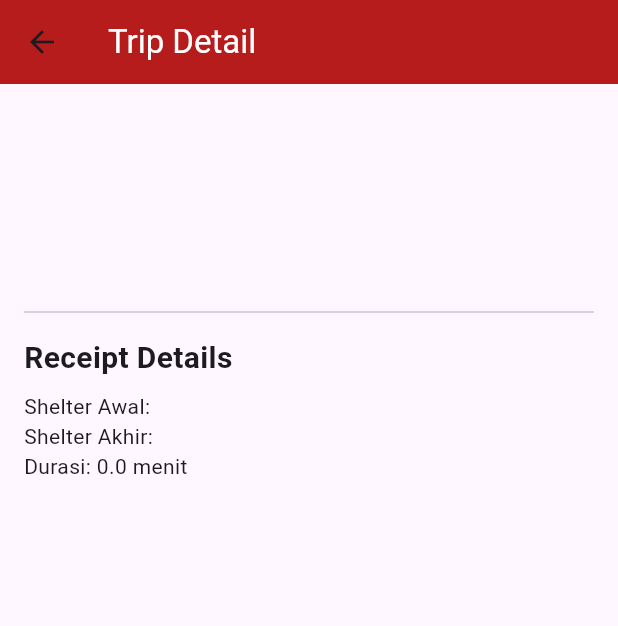
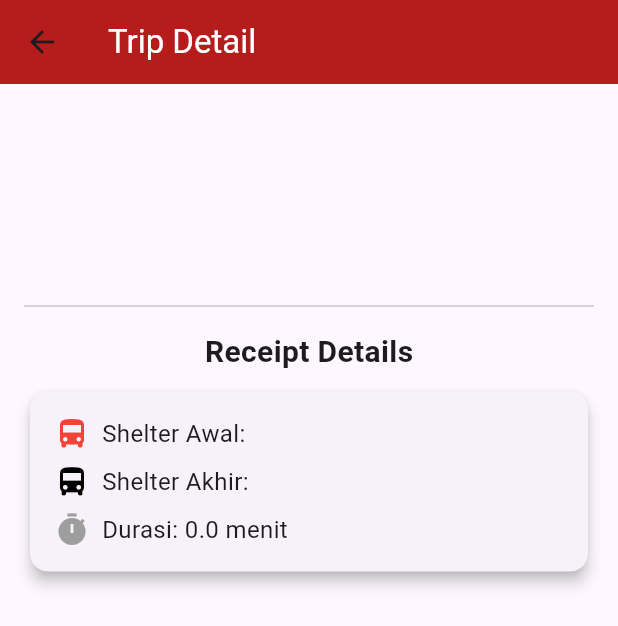
Before and after one commit to Lawson-Group/Setel-MobPro, a Flutter app: the TripDetailPage screen opened directly with empty values, on a phone screen of 412 x 824 dp. Shown: the top 626 px of the screen. Run offline on Flutter 3.47's test engine with Material 3 defaults, Android fonts, the light colour scheme and no system bars; our stand-ins replace cloud_firestore, firebase_auth, firebase_core, firebase_storage, flutter_image_slideshow, image_picker and 1 more; missing offline and left inert: flutter_barcode_scanner; accounts and stored records are empty.

Commit message:
histori update

```diff
--- a/lib/pages/history_page.dart
+++ b/lib/pages/history_page.dart
@@ -1,6 +1,4 @@
 import 'package:flutter/material.dart';
-import 'package:coba_setel/services/auth_login.dart';
-import 'package:coba_setel/pages/login_page.dart';
 import 'package:coba_setel/pages/trip_detail_page.dart';
 import 'package:cloud_firestore/cloud_firestore.dart';
 
@@ -87,7 +85,7 @@ class _TripHistoryPageState extends State<TripHistoryPage> {
       QuerySnapshot snapshot = await FirebaseFirestore.instance
           .collection('trips')
           .orderBy('date')
-          .limit(12)
+          .limit(15)
           .get();
 
       List<Trip> newTrips = snapshot.docs.map((doc) => Trip.fromFirestore(doc)).toList();
@@ -102,28 +100,12 @@ class _TripHistoryPageState extends State<TripHistoryPage> {
     }
   }
 
-  Future<void> signOut() async {
-    await Auth().signOut();
-    if (mounted) {
-      Navigator.pushReplacement(
-        context,
-        MaterialPageRoute(builder: (context) => const LoginPage()),
-      );
-    }
-  }
-
   @override
   Widget build(BuildContext context) {
     return Scaffold(
       appBar: AppBar(
         title: const Text('Trip History', style: TextStyle(color: Colors.white)),
         backgroundColor: Colors.red.shade900,
-        actions: [
-          IconButton(
-            icon: const Icon(Icons.logout),
-            onPressed: signOut,
-          ),
-        ],
       ),
       body: ListView.builder(
         controller: _scrollController,
--- a/lib/pages/trip_detail_page.dart
+++ b/lib/pages/trip_detail_page.dart
@@ -9,7 +9,7 @@ class TripDetailPage extends StatelessWidget {
 
   Future<Receipt?> fetchReceipt(String tripId) async {
     DocumentSnapshot doc = await FirebaseFirestore.instance
-        .collection('receipts')
+        .collection('receipt')
         .doc(tripId)
         .get();
 
@@ -41,17 +41,29 @@ class TripDetailPage extends StatelessWidget {
             return Padding(
               padding: const EdgeInsets.all(16.0),
               child: Column(
-                crossAxisAlignment: CrossAxisAlignment.start,
+                crossAxisAlignment: CrossAxisAlignment.center,
                 children: <Widget>[
                   Text(
                     trips.title,
-                    style: const TextStyle(fontSize: 24, fontWeight: FontWeight.bold),
+                    style: const TextStyle(
+                      fontSize: 24,
+                      fontWeight: FontWeight.bold),
                   ),
                   const SizedBox(height: 8),
-                  Text(trips.date, style: const TextStyle(fontSize: 16)),
+                  Text(
+                    trips.date,
+                    style: const TextStyle(
+                      fontSize: 16,
+                      color: Colors.grey),
+                  ),
                   const SizedBox(height: 16),
-                  Text(trips.description, style: const TextStyle(fontSize: 16)),
-                  const SizedBox(height: 24),
+                  Text(
+                    trips.description,
+                    style: const TextStyle(
+                      fontSize: 16),
+                      textAlign: TextAlign.center,
+                  ),
+                  const SizedBox(height: 20),
                   const Divider(),
                   const SizedBox(height: 8),
                   const Text(
@@ -59,9 +71,49 @@ class TripDetailPage extends StatelessWidget {
                     style: TextStyle(fontSize: 20, fontWeight: FontWeight.bold),
                   ),
                   const SizedBox(height: 8),
-                  Text('Shelter Awal: ${receipt.shelterAwal}'),
-                  Text('Shelter Akhir: ${receipt.shelterAkhir}'),
-                  Text('Durasi: ${receipt.duration} menit'),
+                  Card(
+                    elevation: 4,
+                    child: Padding(
+                      padding: const EdgeInsets.all(16.0),
+                      child: Column(
+                        crossAxisAlignment: CrossAxisAlignment.start,
+                        children: <Widget>[
+                          Row(
+                            children: [
+                              const Icon(Icons.directions_bus, color: Colors.red),
+                              const SizedBox(width: 8),
+                              Text(
+                                'Shelter Awal: ${receipt.shelterAwal}',
+                                style: const TextStyle(fontSize: 16),
+                              ),
+                            ],
+                          ),
+                          const SizedBox(height: 8),
+                          Row(
+                            children: [
+                              const Icon(Icons.directions_bus, color: Colors.black),
+                              const SizedBox(width: 8),
+                              Text(
+                                'Shelter Akhir: ${receipt.shelterAkhir}',
+                                style: const TextStyle(fontSize: 16),
+                              ),
+                            ],
+                          ),
+                          const SizedBox(height: 8),
+                          Row(
+                            children: [
+                              Icon(Icons.timer, color: Colors.grey.shade500),
+                              const SizedBox(width: 8),
+                              Text(
+                                'Durasi: ${receipt.duration} menit',
+                                style: const TextStyle(fontSize: 16),
+                              ),
+                            ],
+                          ),
+                        ],
+                      ),
+                    ),
+                  ),
                 ],
               ),
             );
```
